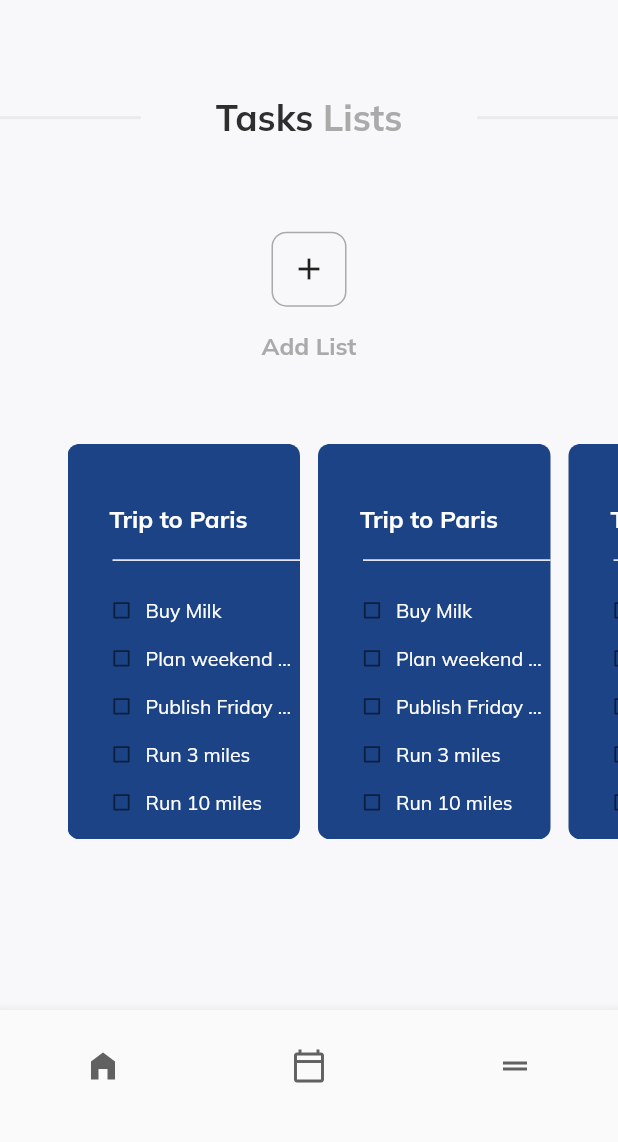
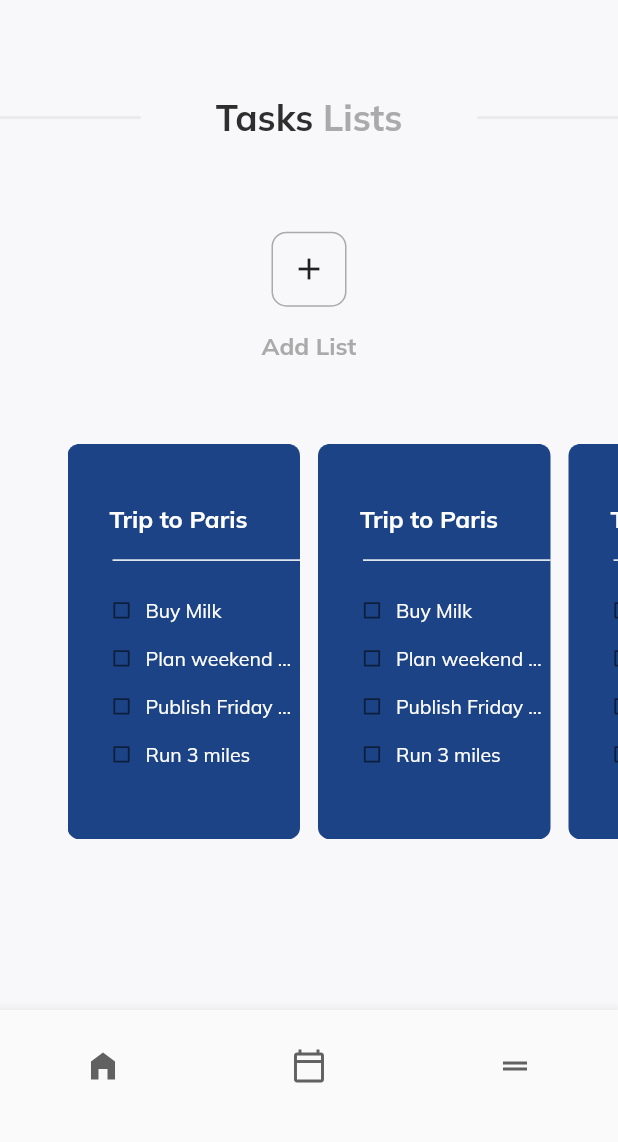
Before and after one commit to felipebss1/todo_app, a Flutter app: the screen it shows after launch, on a phone screen of 412 x 824 dp, the part 90-1232 px from its top. Run offline on Flutter 3.47's test engine with Material 2 defaults, Android fonts, the phone set to English and light mode, and no system bars; our stand-ins replace flutter_svg, google_fonts, percent_indicator.

Commit message:
Minor changes

```diff
--- a/lib/task_list_card.dart
+++ b/lib/task_list_card.dart
@@ -18,6 +18,9 @@ class _TaskListCardState extends State<TaskListCard> {
     ["Publish Friday blog post", false],
     ["Run 3 miles", false],
     ["Run 10 miles", false],
+    ["Run 20 miles", false],
+    ["Run 30 miles", false],
+    ["Run 40 miles", false],
   ];
 
   void boxChecked(bool? value, int index) {
@@ -74,7 +77,7 @@ class _TaskListCardState extends State<TaskListCard> {
               ),
               child: ListView.builder(
                 shrinkWrap: true,
-                itemCount: todoList.length,
+                itemCount: 4,
                 itemBuilder: (context, index) {
                   return CardTile(
                     taskName: todoList[index][0],
--- a/lib/task_list_card_tiles.dart
+++ b/lib/task_list_card_tiles.dart
@@ -22,6 +22,7 @@ class CardTile extends StatelessWidget {
           child: Checkbox(
             value: taskCompleted,
             onChanged: onChanged,
+            activeColor: Colors.green,
             visualDensity: const VisualDensity(
               horizontal: -4,
               vertical: -4,
```
